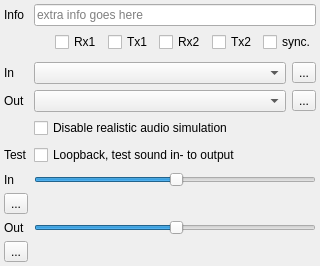
Qt form src/blackgui/components/audiodevicevolumesetupcomponent.ui (swift-project/pilotclient) before a commit.
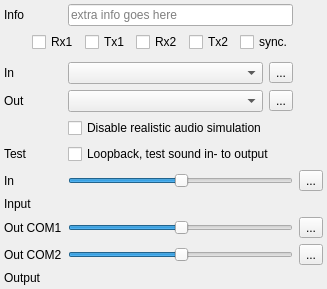
The same form after that commit. Icons and pictures are not drawn. Custom widgets are drawn as their Qt base class.

Commit message: Issue #100 Seperate COM1/2 output volumes

Patch:
```diff
--- a/src/blackgui/components/audiodevicevolumesetupcomponent.ui
+++ b/src/blackgui/components/audiodevicevolumesetupcomponent.ui
@@ -26,7 +26,7 @@
    <property name="bottomMargin">
     <number>4</number>
    </property>
-   <item row="9" column="0">
+   <item row="8" column="3">
     <widget class="QToolButton" name="tb_ResetInVolume">
      <property name="text">
       <string>...</string>
@@ -120,17 +120,39 @@
      </property>
     </widget>
    </item>
-   <item row="12" column="0">
-    <widget class="QToolButton" name="tb_ResetOutVolume">
+   <item row="11" column="3">
+    <widget class="QToolButton" name="tb_ResetOutVolumeCom1">
      <property name="text">
       <string>...</string>
      </property>
+      <property name="icon">
+        <iconset resource="../../blackmisc/blackmisc.qrc">
+          <normaloff>:/pastel/icons/pastel/16/undo.png</normaloff>:/pastel/icons/pastel/16/undo.png</iconset>
+      </property>
+    </widget>
+   </item>
+   <item row="12" column="3">
+    <widget class="QToolButton" name="tb_ResetOutVolumeCom2">
+     <property name="text">
+      <string>...</string>
+     </property>
+     <property name="icon">
+      <iconset resource="../../blackmisc/blackmisc.qrc">
+        <normaloff>:/pastel/icons/pastel/16/undo.png</normaloff>:/pastel/icons/pastel/16/undo.png</iconset>
+      </property>
     </widget>
    </item>
    <item row="11" column="0">
     <widget class="QLabel" name="lbl_VolumeOut">
      <property name="text">
-      <string>Out</string>
+      <string>Out COM1</string>
+     </property>
+    </widget>
+   </item>
+  <item row="12" column="0">
+    <widget class="QLabel" name="lbl_VolumeOutCom2">
+     <property name="text">
+      <string>Out COM2</string>
      </property>
     </widget>
    </item>
@@ -287,6 +309,23 @@
     </widget>
    </item>
    <item row="12" column="1">
+    <widget class="QSlider" name="hs_VolumeOutCom2">
+     <property name="value">
+      <number>50</number>
+     </property>
+     <property name="orientation">
+      <enum>Qt::Horizontal</enum>
+     </property>
+    </widget>
+   </item>
+  <item row="13" column="0">
+    <widget class="QLabel" name="lbl_OutLevelMeter">
+     <property name="text">
+      <string>Output</string>
+     </property>
+    </widget>
+   </item>
+   <item row="13" column="1">
     <widget class="BlackGui::CLevelMeter" name="wip_OutLevelMeter">
      <property name="sizePolicy">
       <sizepolicy hsizetype="Expanding" vsizetype="Preferred">
@@ -296,6 +335,13 @@
      </property>
     </widget>
    </item>
+  <item row="9" column="0">
+    <widget class="QLabel" name="lbl_InLevelMeter">
+     <property name="text">
+      <string>Input</string>
+     </property>
+    </widget>
+  </item>
    <item row="9" column="1">
     <widget class="BlackGui::CLevelMeter" name="wip_InLevelMeter">
      <property name="sizePolicy">
```
Left out of the diff: 14 changed lines with no effect on the pictures. The commit also changes 24 other files.
